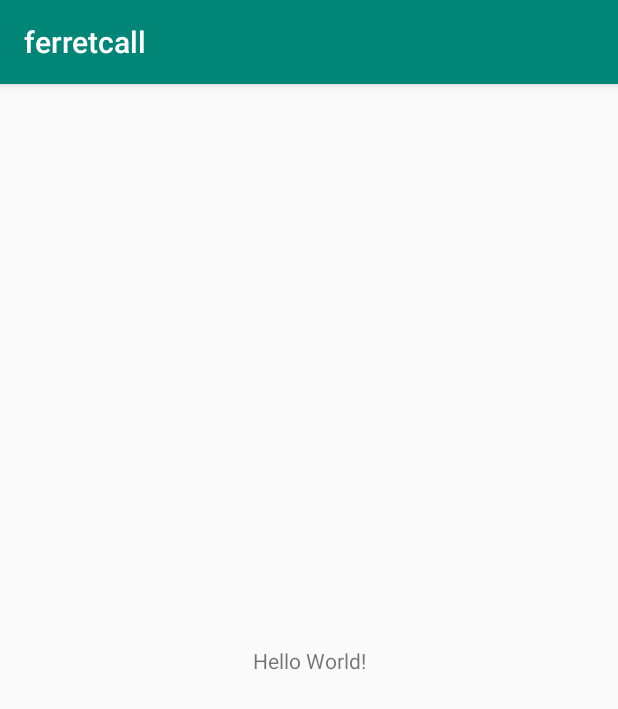
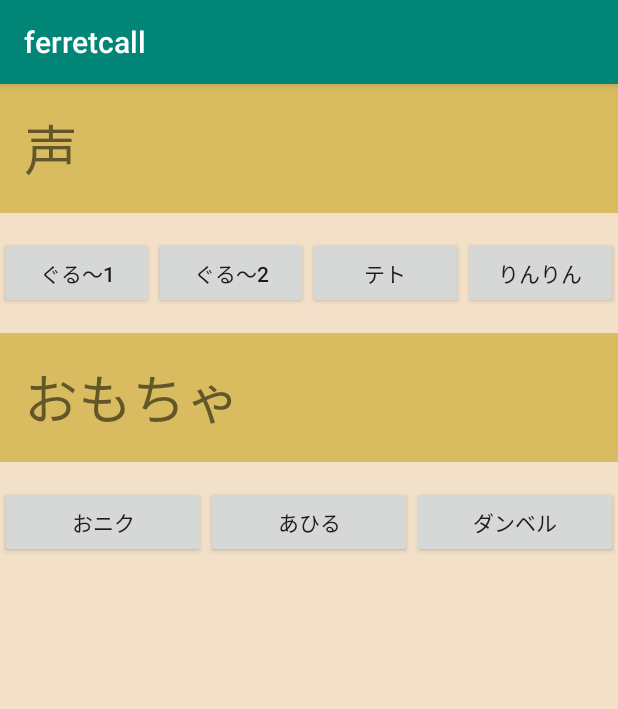
Before and after one commit to wat128/FerretCall, an Android app: the screen it shows after launch (MainActivity), on a phone screen of 412 x 824 dp. Shown: the top 709 px of the screen. Run offline under Robolectric (Android 15) with nearby library versions, the phone set to English and light mode, and no system bars.

Commit message:
アプリデザイン反映

```diff
--- a/ferretcall/app/src/main/res/layout/activity_main.xml
+++ b/ferretcall/app/src/main/res/layout/activity_main.xml
@@ -1,18 +1,90 @@
 <?xml version="1.0" encoding="utf-8"?>
-<androidx.constraintlayout.widget.ConstraintLayout xmlns:android="http://schemas.android.com/apk/res/android"
-    xmlns:app="http://schemas.android.com/apk/res-auto"
+<LinearLayout
+    xmlns:android="http://schemas.android.com/apk/res/android"
     xmlns:tools="http://schemas.android.com/tools"
     android:layout_width="match_parent"
     android:layout_height="match_parent"
+    android:background="#F2E0C9"
+    android:orientation="vertical"
     tools:context=".MainActivity">
 
-    <TextView
-        android:layout_width="wrap_content"
+    <LinearLayout
+        android:layout_width="match_parent"
         android:layout_height="wrap_content"
-        android:text="Hello World!"
-        app:layout_constraintBottom_toBottomOf="parent"
-        app:layout_constraintLeft_toLeftOf="parent"
-        app:layout_constraintRight_toRightOf="parent"
-        app:layout_constraintTop_toTopOf="parent" />
+        android:layout_marginBottom="16dp"
+        android:background="#D9BC5F">
+        <TextView
+            android:layout_width="wrap_content"
+            android:layout_height="wrap_content"
+            android:layout_margin="16dp"
+            android:textSize="36sp"
+            android:text="@string/title1"/>
+    </LinearLayout>
 
-</androidx.constraintlayout.widget.ConstraintLayout>
+    <LinearLayout
+        android:layout_width="match_parent"
+        android:layout_height="wrap_content">
+        <Button
+            android:id="@+id/btn_v1"
+            android:layout_width="wrap_content"
+            android:layout_height="wrap_content"
+            android:layout_weight="1"
+            android:text="@string/voice1"/>
+        <Button
+            android:id="@+id/btn_v2"
+            android:layout_width="wrap_content"
+            android:layout_height="wrap_content"
+            android:layout_weight="1"
+            android:text="@string/voice2"/>
+        <Button
+            android:id="@+id/btn_v3"
+            android:layout_width="wrap_content"
+            android:layout_height="wrap_content"
+            android:layout_weight="1"
+            android:text="@string/voice3"/>
+        <Button
+            android:id="@+id/btn_v4"
+            android:layout_width="wrap_content"
+            android:layout_height="wrap_content"
+            android:layout_weight="1"
+            android:text="@string/voice4"/>
+    </LinearLayout>
+
+    <LinearLayout
+        android:layout_width="match_parent"
+        android:layout_height="wrap_content"
+        android:layout_marginTop="16dp"
+        android:layout_marginBottom="16dp"
+        android:background="#D9BC5F">
+        <TextView
+            android:layout_width="wrap_content"
+            android:layout_height="wrap_content"
+            android:layout_margin="16dp"
+            android:textSize="36sp"
+            android:text="@string/title2"/>
+    </LinearLayout>
+
+    <LinearLayout
+        android:layout_width="match_parent"
+        android:layout_height="wrap_content">
+        <Button
+            android:id="@+id/btn_t1"
+            android:layout_width="wrap_content"
+            android:layout_height="wrap_content"
+            android:layout_weight="1"
+            android:text="@string/toy1"/>
+        <Button
+            android:id="@+id/btn_t2"
+            android:layout_width="wrap_content"
+            android:layout_height="wrap_content"
+            android:layout_weight="1"
+            android:text="@string/toy2"/>
+        <Button
+            android:id="@+id/btn_t3"
+            android:layout_width="wrap_content"
+            android:layout_height="wrap_content"
+            android:layout_weight="1"
+            android:text="@string/toy3"/>
+    </LinearLayout>
+
+</LinearLayout>
--- a/ferretcall/app/src/main/res/values/strings.xml
+++ b/ferretcall/app/src/main/res/values/strings.xml
@@ -1,3 +1,17 @@
 <resources>
     <string name="app_name">ferretcall</string>
+
+    <string name="title1">声</string>
+    <string name="title2">おもちゃ</string>
+
+    <string name="voice1">ぐる〜1</string>
+    <string name="voice2">ぐる〜2</string>
+    <string name="voice3">テト</string>
+    <string name="voice4">りんりん</string>
+
+    <string name="toy1">おニク</string>
+    <string name="toy2">あひる</string>
+    <string name="toy3">ダンベル</string>
+
+
 </resources>
```
